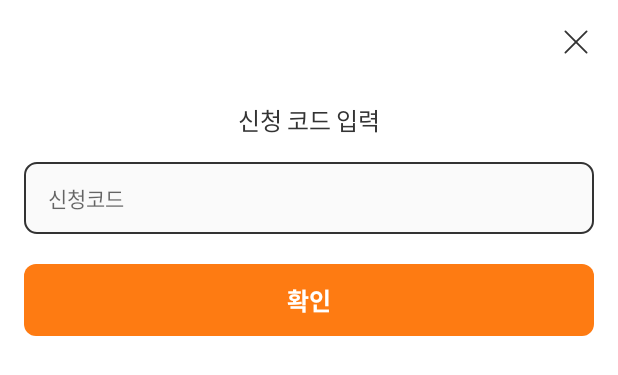
After one commit to cashfullus/cashcar_aos, an Android app: the layout dialog_code.xml on its own in the app's theme, with its tools: preview values and no code run, on a phone screen of 412 x 824 dp. The commit adds this screen. Shown: the top 375 px of the screen. Run offline under Robolectric (Android 15) with nearby library versions, the phone set to English and light mode, and no system bars; network calls fail.

Commit message:
1.1.9 update

```diff
--- a/app/build.gradle
+++ b/app/build.gradle
@@ -21,8 +21,8 @@ android {
         applicationId "com.cashfulus.cashcarplus"
         minSdkVersion 24
         targetSdkVersion 33
-        versionCode 30
-        versionName "1.1.8"
+        versionCode 31
+        versionName "1.1.9"
 
         testInstrumentationRunner "androidx.test.runner.AndroidJUnitRunner"
     }
--- a/app/src/main/java/com/cashfulus/cashcarplus/data/remote/RemoteMissionSource.kt
+++ b/app/src/main/java/com/cashfulus/cashcarplus/data/remote/RemoteMissionSource.kt
@@ -2,6 +2,7 @@ package com.cashfulus.cashcarplus.data.remote
 
 import com.cashfulus.cashcarplus.data.service.Api
 import com.cashfulus.cashcarplus.model.ApplyRequest
+import com.cashfulus.cashcarplus.model.CodeRequest
 import okhttp3.MediaType.Companion.toMediaTypeOrNull
 import okhttp3.MultipartBody
 import okhttp3.MultipartBody.Part.Companion.createFormData
@@ -19,6 +20,7 @@ interface RemoteMissionSource {
     suspend fun deleteMyMission(ad_user_apply_id: Int, user_id: Int, authorization: String): Response<String>
     suspend fun applyAd(applyRequest: ApplyRequest, userId: Int, adId: Int, vehicle_id: Int, authorization: String): Response<String>
     suspend fun applyAdGet(userId: Int, adId: Int, authorization: String): Response<String>
+    suspend fun applyAdCode(codeRequest: CodeRequest, user_id: Int, authorization: String): Response<String>
     suspend fun getMissions(user_id: Int, authorization: String): Response<String>
     suspend fun postMission(side_image: File, back_image: File, instrument_panel_image: File, travelled_distance: String, mission_id: Int, user_id: Int, authorization: String): Response<String>
     suspend fun postMission(side_image: File, back_image: File, mission_id: Int, user_id: Int, authorization: String): Response<String>
@@ -36,6 +38,7 @@ class RemoteMissionSourceImpl(private val service: Api) : RemoteMissionSource {
     override suspend fun deleteMyMission(ad_user_apply_id: Int, user_id: Int, authorization: String) = service.deleteMyMission(ad_user_apply_id, user_id, authorization)
     override suspend fun applyAd(applyRequest: ApplyRequest, userId: Int, adId: Int, vehicle_id: Int, authorization: String) = service.applyAd(applyRequest, userId, adId, vehicle_id, authorization)
     override suspend fun applyAdGet(userId: Int, adId: Int, authorization: String) = service.applyAdGet(userId, adId, authorization)
+    override suspend fun applyAdCode(codeRequest: CodeRequest, user_id: Int, authorization: String) = service.applyAdCode(codeRequest, user_id, authorization)
     override suspend fun getMissions(user_id: Int, authorization: String) = service.getMissions(user_id, authorization)
     override suspend fun popupRead(reason_id: Int) = service.popupRead(reason_id)
 
--- a/app/src/main/java/com/cashfulus/cashcarplus/data/service/Api.kt
+++ b/app/src/main/java/com/cashfulus/cashcarplus/data/service/Api.kt
@@ -62,6 +62,8 @@ interface Api {
     suspend fun applyAdGet(@Query("user_id") user_id: Int, @Query("ad_id") ad_id: Int, @Header("Authorization") authorization: String): Response<String>
     @POST("ad/apply")
     suspend fun applyAd(@Body applyRequest: ApplyRequest, @Query("user_id") user_id: Int, @Query("ad_id") ad_id: Int, @Query("vehicle_id") vehicle_id: Int, @Header("Authorization") authorization: String): Response<String>
+    @POST("ad/code")
+    suspend fun applyAdCode(@Body codeRequest: CodeRequest, @Query("user_id") user_id: Int, @Header("Authorization") authorization: String): Response<String>
     @POST("user/is-read")
     suspend fun popupRead(@Query("reason_id") reason_id: Int): Response<String>
 
--- /dev/null
+++ b/app/src/main/res/layout/dialog_code.xml
@@ -0,0 +1,56 @@
+<?xml version="1.0" encoding="utf-8"?>
+<androidx.constraintlayout.widget.ConstraintLayout
+    xmlns:android="http://schemas.android.com/apk/res/android"
+    android:layout_width="match_parent"
+    android:layout_height="wrap_content"
+    android:background="@drawable/background_dialog_welcome"
+    xmlns:app="http://schemas.android.com/apk/res-auto">
+
+    <ImageView
+        android:id="@+id/btnCodeDialogClose"
+        android:layout_width="56dp"
+        android:layout_height="56dp"
+        android:padding="16dp"
+        android:src="@drawable/ic_btn_x"
+        app:layout_constraintTop_toTopOf="parent"
+        app:layout_constraintEnd_toEndOf="parent"/>
+
+    <TextView
+        android:id="@+id/tvDialogCodeTitle"
+        style="@style/body_16_R_lh26"
+        android:layout_width="wrap_content"
+        android:layout_height="wrap_content"
+        android:text="신청 코드 입력"
+        android:layout_marginTop="12dp"
+        app:layout_constraintEnd_toEndOf="parent"
+        app:layout_constraintStart_toStartOf="parent"
+        app:layout_constraintTop_toBottomOf="@+id/btnCodeDialogClose" />
+
+    <com.cashfulus.cashcarplus.view.UpgradedEdittext
+        android:id="@+id/etCode"
+        android:layout_width="0dp"
+        android:layout_height="wrap_content"
+        app:hint="신청코드"
+        app:inputType="textEmailAddress"
+        android:layout_marginTop="16dp"
+        app:layout_constraintBottom_toTopOf="@+id/btnDialogCode"
+        app:layout_constraintEnd_toEndOf="@+id/btnDialogCode"
+        app:layout_constraintStart_toStartOf="@+id/btnDialogCode"
+        app:layout_constraintTop_toBottomOf="@+id/tvDialogCodeTitle"
+        app:maxLines="1" />
+
+    <Button
+        android:id="@+id/btnDialogCode"
+        android:layout_width="match_parent"
+        android:layout_height="48dp"
+        android:background="@drawable/button_form_active"
+        android:text="확인"
+        style="@style/display_16_B"
+        android:textColor="@color/grayscale_wt"
+        app:layout_constraintTop_toBottomOf="@+id/etCode"
+        app:layout_constraintBottom_toBottomOf="parent"
+        android:layout_marginHorizontal="16dp"
+        android:layout_marginTop="20dp"
+        android:layout_marginBottom="16dp"/>
+
+</androidx.constraintlayout.widget.ConstraintLayout>
```
Also changed, not shown: app/src/main/java/com/cashfulus/cashcarplus/data/repository/MissionRepository.kt (+11 -0 lines), app/src/main/java/com/cashfulus/cashcarplus/model/AdRequires.kt (+17 -1 lines), app/src/main/java/com/cashfulus/cashcarplus/ui/adinfo/AdInfoActivity.kt (+83 -21 lines), app/src/main/java/com/cashfulus/cashcarplus/ui/adinfo/AdInfoViewModel.kt (+22 -2 lines), app/src/main/java/com/cashfulus/cashcarplus/ui/dialog/CodeDialog.kt (added, +73 -0 lines), app/src/main/java/com/cashfulus/cashcarplus/ui/dialog/SubmitDialog.kt (added, +97 -0 lines), app/src/main/res/layout/dialog_submit.xml (added, +41 -0 lines).
